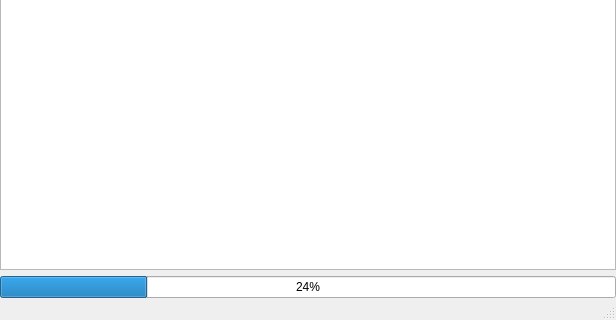
Before: the Qt Designer form mainwindow.ui in Tindarid/dupsearch, drawn with Qt 5; both pictures show x 0 to 616 and y 175 to 495 of the 616 by 495 pixel window.
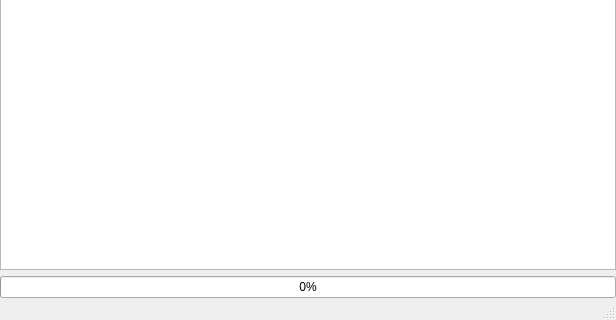
After: the same form once the commit is applied.

What changed in the file:
```diff
--- a/mainwindow.ui
+++ b/mainwindow.ui
@@ -53,7 +53,7 @@
        <enum>Qt::LeftToRight</enum>
       </property>
       <property name="value">
-       <number>24</number>
+       <number>0</number>
       </property>
      </widget>
     </item>
```
Left out of the diff: 4 changed lines with no effect on the pictures.
